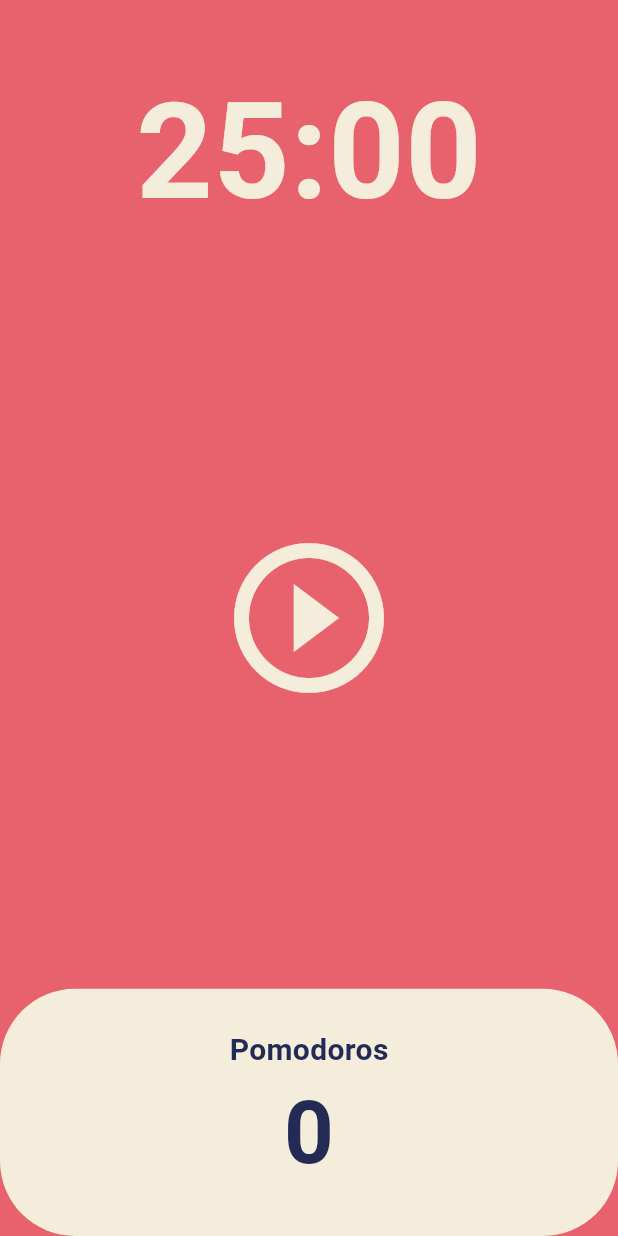
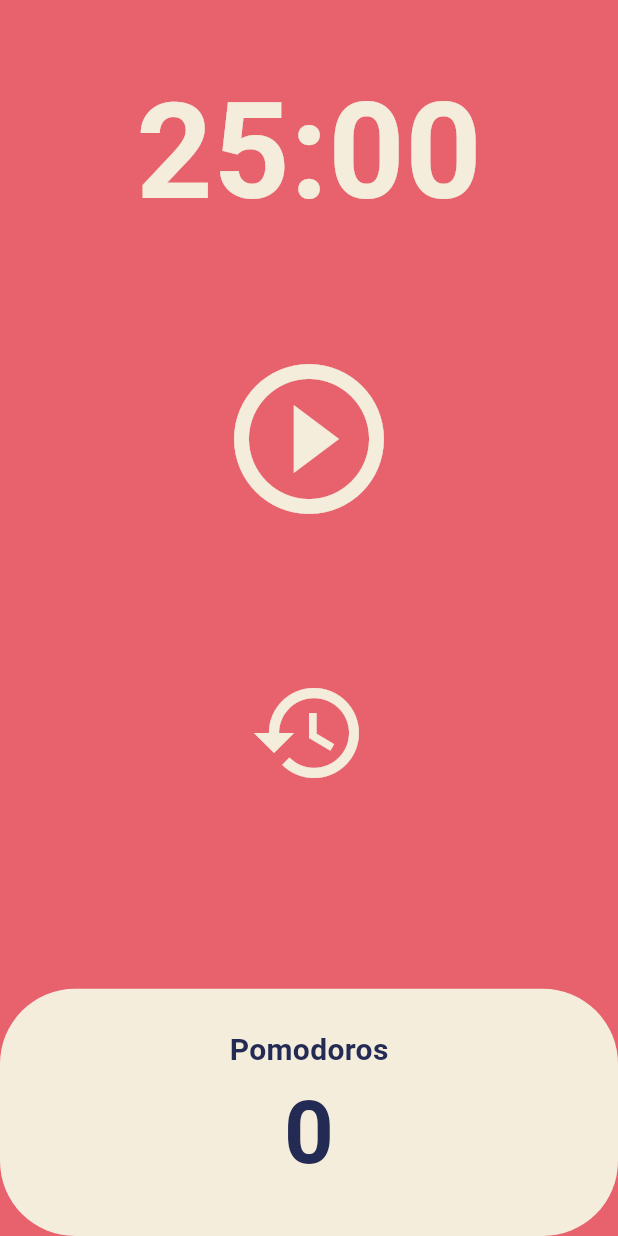
Before and after one commit to endomark/flutter-study-2025, a Flutter app: the screen it shows after launch, on a phone screen of 412 x 824 dp. Run offline on Flutter 3.47's test engine with Material 3 defaults, Android fonts, the phone set to English and light mode, and no system bars.

```diff
--- a/toonflix/lib/screens/home_screen.dart
+++ b/toonflix/lib/screens/home_screen.dart
@@ -44,6 +44,14 @@ class _HomeScreenState extends State<HomeScreen> {
     });
   }
 
+  void onResetPressed() {
+    timer.cancel();
+    setState(() {
+      totalSeconds = twentyFiveMinutes;
+      isRunning = false;
+    });
+  }
+
   String format(int seconds) {
     var dutarion = Duration(seconds: seconds);
     return dutarion.toString().split('.').first.substring(2, 7);
@@ -71,8 +79,12 @@ class _HomeScreenState extends State<HomeScreen> {
           ),
           Flexible(
             flex: 3,
-            child: Center(
-              child: IconButton(
+            child: Column(
+              children: [
+                const SizedBox(
+                  height: 60,
+                ),
+                IconButton(
                   iconSize: 120,
                   color: Theme.of(context).cardColor,
                   onPressed: isRunning ? onPausePressed : onStartPressed,
@@ -82,6 +94,18 @@ class _HomeScreenState extends State<HomeScreen> {
                         : Icons.play_circle_outline_outlined,
                   ),
                 ),
+                const SizedBox(
+                  height: 80,
+                ),
+                IconButton(
+                  iconSize: 80,
+                  color: Theme.of(context).cardColor,
+                  onPressed: onResetPressed,
+                  icon: const Icon(
+                    Icons.restore_outlined,
+                  ),
+                ),
+              ],
             ),
           ),
           Flexible(
```
Lines whose indentation alone changed are shown as unchanged.
